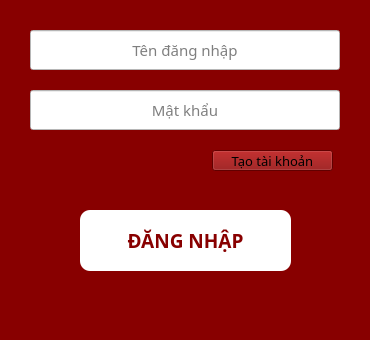
Qt form gui/qtDesginer_ui/login.ui (joslingg/Fourmenbarbershop_package) before a commit; both pictures show x 0 to 370 and y 230 to 570 of the 370 by 570 pixel window.
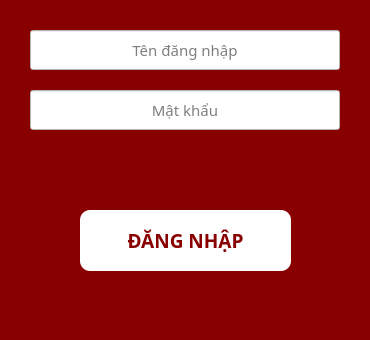
The same form after that commit. Icons and pictures are not drawn.

```diff
--- a/gui/qtDesginer_ui/login.ui
+++ b/gui/qtDesginer_ui/login.ui
@@ -67,36 +67,6 @@
     <string>ĐĂNG NHẬP</string>
    </property>
   </widget>
-  <widget class="QPushButton" name="create_acc_link">
-   <property name="geometry">
-    <rect>
-     <x>212</x>
-     <y>380</y>
-     <width>121</width>
-     <height>21</height>
-    </rect>
-   </property>
-   <property name="font">
-    <font>
-     <family>Noto Sans</family>
-     <pointsize>10</pointsize>
-    </font>
-   </property>
-   <property name="styleSheet">
-    <string notr="true">QPushButton {
-	border: 0px;
-	color: rgb(255, 255, 255);
-}
-
-QPushButton:hover {
-	
-	color: rgb(255, 255, 0);
-};</string>
-   </property>
-   <property name="text">
-    <string>Tạo tài khoản</string>
-   </property>
-  </widget>
   <widget class="QLineEdit" name="user_name_edit">
    <property name="geometry">
     <rect>
```
Left out of the diff: 3 changed lines with no effect on the pictures.
